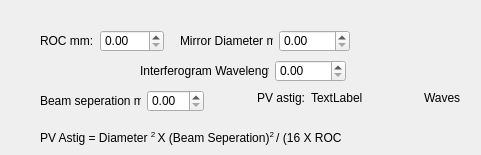
First picture: the form in bathastigdlg.ui, repository githubdoe/DFTFringe, before the edit.
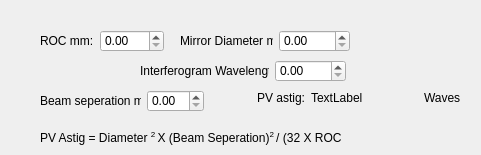
Second picture: the form after the edit.

Commit message: Added ellipse outline and circularizing.  Corrected metrics to show Z8 without SA null.  Corrected bath astig calculation.

The edit to the form file:
```diff
--- a/bathastigdlg.ui
+++ b/bathastigdlg.ui
@@ -23,7 +23,7 @@
     </rect>
    </property>
    <property name="text">
-    <string>&lt;html&gt;&lt;head/&gt;&lt;body&gt;&lt;p&gt;PV Astig = Diameter &lt;span style=&quot; vertical-align:super;&quot;&gt;2 &lt;/span&gt;X (Beam Seperation)&lt;span style=&quot; vertical-align:super;&quot;&gt;2 &lt;/span&gt; / (16 X ROC&lt;span style=&quot; vertical-align:super;&quot;&gt;3&lt;/span&gt;)&lt;/p&gt;&lt;/body&gt;&lt;/html&gt;</string>
+    <string>&lt;html&gt;&lt;head/&gt;&lt;body&gt;&lt;p&gt;PV Astig = Diameter &lt;span style=&quot; vertical-align:super;&quot;&gt;2 &lt;/span&gt;X (Beam Seperation)&lt;span style=&quot; vertical-align:super;&quot;&gt;2 &lt;/span&gt;/ (32 X ROC&lt;span style=&quot; vertical-align:super;&quot;&gt;3&lt;/span&gt;)&lt;/p&gt;&lt;/body&gt;&lt;/html&gt;</string>
    </property>
   </widget>
   <widget class="QWidget" name="layoutWidget">
@@ -135,7 +135,7 @@
     </item>
    </layout>
   </widget>
-  <widget class="QWidget" name="">
+  <widget class="QWidget" name="layoutWidget">
    <property name="geometry">
     <rect>
      <x>220</x>
```
The commit also changes 15 other files.
